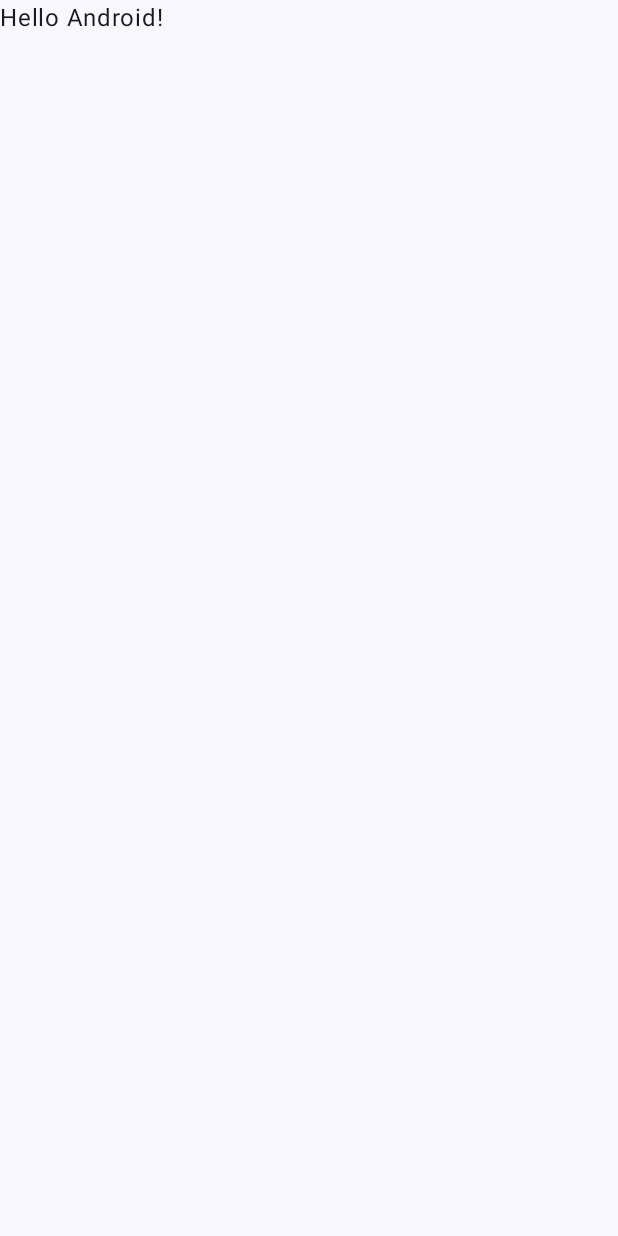
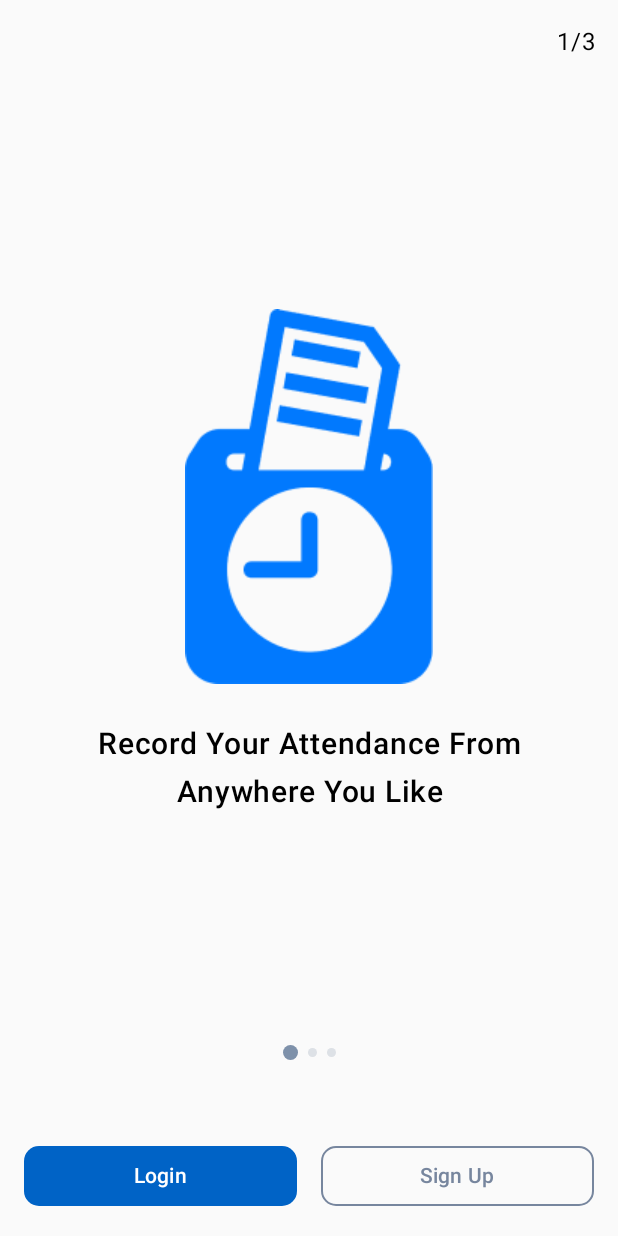
Before and after one commit to verindrarizya/AttendanceFirebase, an Android app built with Jetpack Compose: the screen it shows after launch (MainActivity), on a phone screen of 412 x 824 dp. Before the commit the screen is almost empty. Run offline under Robolectric (Android 15) with nearby library versions, the phone set to English and light mode, and no system bars.

Commit message:
On Boarding Screen Implementation

```diff
--- a/app/build.gradle
+++ b/app/build.gradle
@@ -49,8 +49,7 @@ android {
 dependencies {
 
     implementation platform('org.jetbrains.kotlin:kotlin-bom:1.8.0')
-    implementation platform('androidx.compose:compose-bom:2022.10.00')
-
+    implementation platform('androidx.compose:compose-bom:2023.06.01')
 
     implementation 'androidx.core:core-ktx:1.10.1'
 
@@ -65,6 +64,9 @@ dependencies {
     // SplashScreen API
     implementation "androidx.core:core-splashscreen:1.0.1"
 
+    // Navigation Component
+    implementation "androidx.navigation:navigation-compose:2.6.0"
+
     testImplementation 'junit:junit:4.13.2'
 
     androidTestImplementation 'androidx.test.ext:junit:1.1.5'
--- a/app/src/main/java/com/verindrarizya/attendancefirebase/MainActivity.kt
+++ b/app/src/main/java/com/verindrarizya/attendancefirebase/MainActivity.kt
@@ -3,14 +3,8 @@ package com.verindrarizya.attendancefirebase
 import android.os.Bundle
 import androidx.activity.ComponentActivity
 import androidx.activity.compose.setContent
-import androidx.compose.foundation.layout.fillMaxSize
-import androidx.compose.material3.MaterialTheme
-import androidx.compose.material3.Surface
-import androidx.compose.material3.Text
-import androidx.compose.runtime.Composable
-import androidx.compose.ui.Modifier
-import androidx.compose.ui.tooling.preview.Preview
 import androidx.core.splashscreen.SplashScreen.Companion.installSplashScreen
+import com.verindrarizya.attendancefirebase.ui.screens.AttendanceFirebaseScreen
 import com.verindrarizya.attendancefirebase.ui.theme.AttendanceFirebaseTheme
 
 class MainActivity : ComponentActivity() {
@@ -19,30 +13,8 @@ class MainActivity : ComponentActivity() {
         super.onCreate(savedInstanceState)
         setContent {
             AttendanceFirebaseTheme {
-                // A surface container using the 'background' color from the theme
-                Surface(
-                    modifier = Modifier.fillMaxSize(),
-                    color = MaterialTheme.colorScheme.background
-                ) {
-                    Greeting("Android")
-                }
+                AttendanceFirebaseScreen()
             }
         }
     }
 }
-
-@Composable
-fun Greeting(name: String, modifier: Modifier = Modifier) {
-    Text(
-        text = "Hello $name!",
-        modifier = modifier
-    )
-}
-
-@Preview(showBackground = true)
-@Composable
-fun GreetingPreview() {
-    AttendanceFirebaseTheme {
-        Greeting("Android")
-    }
-}
--- /dev/null
+++ b/app/src/main/java/com/verindrarizya/attendancefirebase/ui/screens/AttendanceFirebaseScreen.kt
@@ -0,0 +1,29 @@
+package com.verindrarizya.attendancefirebase.ui.screens
+
+import androidx.compose.runtime.Composable
+import androidx.compose.ui.Modifier
+import androidx.navigation.NavHostController
+import androidx.navigation.compose.NavHost
+import androidx.navigation.compose.composable
+import androidx.navigation.compose.rememberNavController
+import com.verindrarizya.attendancefirebase.ui.screens.onboarding.OnBoardingDestination
+import com.verindrarizya.attendancefirebase.ui.screens.onboarding.OnBoardingScreen
+
+@Composable
+fun AttendanceFirebaseScreen(
+    modifier: Modifier = Modifier,
+    navController: NavHostController = rememberNavController()
+) {
+    NavHost(
+        modifier = modifier,
+        navController = navController,
+        startDestination = OnBoardingDestination.routeName
+    ) {
+        composable(OnBoardingDestination.routeName) {
+            OnBoardingScreen(
+                onButtonSignUpClicked = {},
+                onButtonLoginClicked = {}
+            )
+        }
+    }
+}
--- /dev/null
+++ b/app/src/main/java/com/verindrarizya/attendancefirebase/ui/screens/Destination.kt
@@ -0,0 +1,5 @@
+package com.verindrarizya.attendancefirebase.ui.screens
+
+interface Destination {
+    val routeName: String
+}
--- /dev/null
+++ b/app/src/main/java/com/verindrarizya/attendancefirebase/ui/screens/onboarding/OnBoardingPagerItemContent.kt
@@ -0,0 +1,25 @@
+package com.verindrarizya.attendancefirebase.ui.screens.onboarding
+
+import androidx.annotation.DrawableRes
+import androidx.annotation.StringRes
+import com.verindrarizya.attendancefirebase.R
+
+data class OnBoardingPagerItemContent(
+    @DrawableRes val drawableRes: Int,
+    @StringRes val descriptionRes: Int
+)
+
+val onBoardingPagerItemContentContents: List<OnBoardingPagerItemContent> = listOf(
+    OnBoardingPagerItemContent(
+        R.drawable.ic_time_attendance,
+        R.string.onboarding_record_attendance_message
+    ),
+    OnBoardingPagerItemContent(
+        R.drawable.ic_attendance_history,
+        R.string.onboarding_attendance_history_message
+    ),
+    OnBoardingPagerItemContent(
+        R.drawable.ic_office,
+        R.string.onboarding_available_office_message
+    )
+)
--- /dev/null
+++ b/app/src/main/java/com/verindrarizya/attendancefirebase/ui/screens/onboarding/OnBoardingScreen.kt
@@ -0,0 +1,226 @@
+@file:OptIn(ExperimentalFoundationApi::class)
+
+package com.verindrarizya.attendancefirebase.ui.screens.onboarding
+
+import androidx.compose.foundation.BorderStroke
+import androidx.compose.foundation.ExperimentalFoundationApi
+import androidx.compose.foundation.Image
+import androidx.compose.foundation.background
+import androidx.compose.foundation.layout.Arrangement
+import androidx.compose.foundation.layout.Box
+import androidx.compose.foundation.layout.Column
+import androidx.compose.foundation.layout.PaddingValues
+import androidx.compose.foundation.layout.Row
+import androidx.compose.foundation.layout.Spacer
+import androidx.compose.foundation.layout.fillMaxHeight
+import androidx.compose.foundation.layout.fillMaxSize
+import androidx.compose.foundation.layout.fillMaxWidth
+import androidx.compose.foundation.layout.height
+import androidx.compose.foundation.layout.padding
+import androidx.compose.foundation.layout.size
+import androidx.compose.foundation.layout.width
+import androidx.compose.foundation.pager.HorizontalPager
+import androidx.compose.foundation.pager.PagerState
+import androidx.compose.foundation.pager.rememberPagerState
+import androidx.compose.foundation.shape.CircleShape
+import androidx.compose.foundation.shape.RoundedCornerShape
+import androidx.compose.material3.Button
+import androidx.compose.material3.ButtonDefaults
+import androidx.compose.material3.OutlinedButton
+import androidx.compose.material3.Text
+import androidx.compose.runtime.Composable
+import androidx.compose.runtime.remember
+import androidx.compose.ui.Alignment
+import androidx.compose.ui.Modifier
+import androidx.compose.ui.draw.clip
+import androidx.compose.ui.graphics.Color
+import androidx.compose.ui.layout.ContentScale
+import androidx.compose.ui.res.painterResource
+import androidx.compose.ui.res.stringResource
+import androidx.compose.ui.text.font.FontWeight
+import androidx.compose.ui.text.style.TextAlign
+import androidx.compose.ui.tooling.preview.Preview
+import androidx.compose.ui.unit.Dp
+import androidx.compose.ui.unit.dp
+import androidx.compose.ui.unit.sp
+import com.verindrarizya.attendancefirebase.R
+import com.verindrarizya.attendancefirebase.ui.screens.Destination
+import com.verindrarizya.attendancefirebase.ui.theme.AttendanceFirebaseTheme
+import com.verindrarizya.attendancefirebase.ui.theme.ButtonBgBlue
+import com.verindrarizya.attendancefirebase.ui.theme.ButtonTextGray
+import com.verindrarizya.attendancefirebase.ui.theme.PagerIndicatorActive
+import com.verindrarizya.attendancefirebase.ui.theme.PagerIndicatorInactive
+
+object OnBoardingDestination : Destination {
+    override val routeName: String = "OnBoardingDestination"
+}
+
+@OptIn(ExperimentalFoundationApi::class)
+@Composable
+fun OnBoardingScreen(
+    modifier: Modifier = Modifier,
+    onButtonLoginClicked: () -> Unit,
+    onButtonSignUpClicked: () -> Unit
+) {
+    val pageCount = remember { onBoardingPagerItemContentContents.size }
+    val pagerState = rememberPagerState()
+
+    Column(
+        modifier = modifier
+            .fillMaxSize()
+    ) {
+        Spacer(Modifier.height(16.dp))
+        Text(
+            modifier = Modifier
+                .align(Alignment.End)
+                .padding(horizontal = 16.dp),
+            text = "${pagerState.currentPage + 1}/$pageCount",
+            textAlign = TextAlign.End,
+        )
+        Spacer(Modifier.height(16.dp))
+        HorizontalPager(
+            modifier = Modifier
+                .weight(1f),
+            contentPadding = PaddingValues(
+                horizontal = 24.dp,
+            ),
+            pageSpacing = 24.dp,
+            pageCount = pageCount,
+            state = pagerState
+        ) { pageNumber: Int ->
+            OnBoardingPagerItem(
+                modifier = Modifier.fillMaxHeight(),
+                onBoardingPagerItemContent = onBoardingPagerItemContentContents[pageNumber]
+            )
+        }
+        PagerIndicator(
+            pageCount = pageCount,
+            pagerState = pagerState,
+        )
+        Spacer(Modifier.height(50.dp))
+        BottomAuthButton(
+            modifier = Modifier.padding(horizontal = 16.dp),
+            onButtonSignUpClicked = onButtonSignUpClicked,
+            onButtonLoginClicked = onButtonLoginClicked
+        )
+        Spacer(Modifier.height(16.dp))
+    }
+}
+
+@Composable
+fun OnBoardingPagerItem(
+    modifier: Modifier = Modifier,
+    onBoardingPagerItemContent: OnBoardingPagerItemContent
+) {
+    Column(
+        modifier = modifier.fillMaxWidth(),
+        horizontalAlignment = Alignment.CenterHorizontally,
+        verticalArrangement = Arrangement.Center
+    ) {
+        Image(
+            modifier = Modifier
+                .height(250.dp),
+            painter = painterResource(onBoardingPagerItemContent.drawableRes),
+            contentDescription = null,
+            contentScale = ContentScale.FillHeight
+        )
+        Spacer(Modifier.height(24.dp))
+        Text(
+            text = stringResource(onBoardingPagerItemContent.descriptionRes),
+            fontSize = 20.sp,
+            textAlign = TextAlign.Center,
+            lineHeight = 32.sp,
+            fontWeight = FontWeight.SemiBold
+        )
+    }
+}
+
+@OptIn(ExperimentalFoundationApi::class)
+@Composable
+fun PagerIndicator(
+    modifier: Modifier = Modifier,
+    pageCount: Int,
+    pagerState: PagerState
+) {
+    Row(
+        modifier = modifier
+            .fillMaxWidth(),
+        verticalAlignment = Alignment.CenterVertically,
+        horizontalArrangement = Arrangement.Center
+    ) {
+        repeat(pageCount) { iteration: Int ->
+            PagerIndicatorItem(isSelected = pagerState.currentPage == iteration)
+        }
+    }
+}
+
+@Composable
+fun PagerIndicatorItem(
+    modifier: Modifier = Modifier,
+    isSelected: Boolean,
+    color: Color = if (isSelected) PagerIndicatorActive else PagerIndicatorInactive,
+    size: Dp = if (isSelected) 10.dp else 6.dp
+) {
+    Box(
+        modifier = modifier
+            .padding(3.dp)
+            .clip(CircleShape)
+            .background(color)
+            .size(size)
+    )
+}
+
+@Composable
+fun BottomAuthButton(
+    modifier: Modifier = Modifier,
+    onButtonLoginClicked: () -> Unit,
+    onButtonSignUpClicked: () -> Unit
+) {
+    Row(
+        modifier = modifier
+            .fillMaxWidth()
+    ) {
+        Button(
+            modifier = Modifier
+                .weight(1f),
+            onClick = onButtonLoginClicked,
+            shape = RoundedCornerShape(10.dp),
+            colors = ButtonDefaults.buttonColors(
+                containerColor = ButtonBgBlue,
+            )
+        ) {
+            Text(
+                text = stringResource(id = R.string.login),
+            )
+        }
+        Spacer(Modifier.width(16.dp))
+        OutlinedButton(
+            modifier = Modifier
+                .weight(1f),
+            onClick = onButtonSignUpClicked,
+            shape = RoundedCornerShape(10.dp),
+            colors = ButtonDefaults.outlinedButtonColors(
+                contentColor = ButtonTextGray,
+            ),
+            border = BorderStroke(
+                width = 1.dp,
+                color = ButtonTextGray
+            )
+        ) {
+            Text(
+                text = stringResource(id = R.string.sign_up)
+            )
+        }
+    }
+}
+
+@Preview(showBackground = true)
+@Composable
+fun OnBoardingScreenPreview() {
+    AttendanceFirebaseTheme {
+        OnBoardingScreen(
+            onButtonLoginClicked = {},
+            onButtonSignUpClicked = {}
+        )
+    }
+}
--- /dev/null
+++ b/app/src/main/java/com/verindrarizya/attendancefirebase/ui/screens/onboarding/OnBoardingViewModel.kt
@@ -0,0 +1,4 @@
+package com.verindrarizya.attendancefirebase.ui.screens.onboarding
+
+class OnBoardingViewModel {
+}
--- a/app/src/main/java/com/verindrarizya/attendancefirebase/ui/theme/Color.kt
+++ b/app/src/main/java/com/verindrarizya/attendancefirebase/ui/theme/Color.kt
@@ -2,10 +2,15 @@ package com.verindrarizya.attendancefirebase.ui.theme
 
 import androidx.compose.ui.graphics.Color
 
-val Purple80 = Color(0xFFD0BCFF)
-val PurpleGrey80 = Color(0xFFCCC2DC)
-val Pink80 = Color(0xFFEFB8C8)
-
 val Purple40 = Color(0xFF6650a4)
 val PurpleGrey40 = Color(0xFF625b71)
 val Pink40 = Color(0xFF7D5260)
+
+val ButtonBgBlue = Color(0xFF0063C6)
+val ButtonBgYellow = Color(0xFFFFC33A)
+
+val ButtonTextGray = Color(0xFF77869E)
+val ButtonTextDarkBlueGrayish = Color(0xFF414B5A)
+
+val PagerIndicatorActive = Color(0xFF7E91AA)
+val PagerIndicatorInactive = Color(0xFFDDE1E6)
--- a/app/src/main/java/com/verindrarizya/attendancefirebase/ui/theme/Theme.kt
+++ b/app/src/main/java/com/verindrarizya/attendancefirebase/ui/theme/Theme.kt
@@ -1,25 +1,8 @@
 package com.verindrarizya.attendancefirebase.ui.theme
 
-import android.app.Activity
-import android.os.Build
-import androidx.compose.foundation.isSystemInDarkTheme
 import androidx.compose.material3.MaterialTheme
-import androidx.compose.material3.darkColorScheme
-import androidx.compose.material3.dynamicDarkColorScheme
-import androidx.compose.material3.dynamicLightColorScheme
 import androidx.compose.material3.lightColorScheme
 import androidx.compose.runtime.Composable
-import androidx.compose.runtime.SideEffect
-import androidx.compose.ui.graphics.toArgb
-import androidx.compose.ui.platform.LocalContext
-import androidx.compose.ui.platform.LocalView
-import androidx.core.view.WindowCompat
-
-private val DarkColorScheme = darkColorScheme(
-    primary = Purple80,
-    secondary = PurpleGrey80,
-    tertiary = Pink80
-)
 
 private val LightColorScheme = lightColorScheme(
     primary = Purple40,
@@ -39,31 +22,11 @@ private val LightColorScheme = lightColorScheme(
 
 @Composable
 fun AttendanceFirebaseTheme(
-    darkTheme: Boolean = isSystemInDarkTheme(),
-    // Dynamic color is available on Android 12+
-    dynamicColor: Boolean = true,
     content: @Composable () -> Unit
 ) {
-    val colorScheme = when {
-        dynamicColor && Build.VERSION.SDK_INT >= Build.VERSION_CODES.S -> {
-            val context = LocalContext.current
-            if (darkTheme) dynamicDarkColorScheme(context) else dynamicLightColorScheme(context)
-        }
-
-        darkTheme -> DarkColorScheme
-        else -> LightColorScheme
-    }
-    val view = LocalView.current
-    if (!view.isInEditMode) {
-        SideEffect {
-            val window = (view.context as Activity).window
-            window.statusBarColor = colorScheme.primary.toArgb()
-            WindowCompat.getInsetsController(window, view).isAppearanceLightStatusBars = darkTheme
-        }
-    }
 
     MaterialTheme(
-        colorScheme = colorScheme,
+        colorScheme = LightColorScheme,
         typography = Typography,
         content = content
     )
--- a/app/src/main/res/mipmap-anydpi-v26/ic_launcher.xml
+++ b/app/src/main/res/mipmap-anydpi-v26/ic_launcher.xml
@@ -1,5 +1,5 @@
 <?xml version="1.0" encoding="utf-8"?>
 <adaptive-icon xmlns:android="http://schemas.android.com/apk/res/android">
-    <background android:drawable="@color/ic_launcher_background"/>
-    <foreground android:drawable="@mipmap/ic_launcher_foreground"/>
+    <background android:drawable="@color/ic_launcher_background" />
+    <foreground android:drawable="@mipmap/ic_launcher_foreground" />
 </adaptive-icon>
--- a/app/src/main/res/mipmap-anydpi-v26/ic_launcher_round.xml
+++ b/app/src/main/res/mipmap-anydpi-v26/ic_launcher_round.xml
@@ -1,5 +1,5 @@
 <?xml version="1.0" encoding="utf-8"?>
 <adaptive-icon xmlns:android="http://schemas.android.com/apk/res/android">
-    <background android:drawable="@color/ic_launcher_background"/>
-    <foreground android:drawable="@mipmap/ic_launcher_foreground"/>
+    <background android:drawable="@color/ic_launcher_background" />
+    <foreground android:drawable="@mipmap/ic_launcher_foreground" />
 </adaptive-icon>
--- a/app/src/main/res/values/strings.xml
+++ b/app/src/main/res/values/strings.xml
@@ -1,3 +1,8 @@
 <resources>
     <string name="app_name">Attendance Firebase</string>
+    <string name="onboarding_record_attendance_message">Record Your Attendance From Anywhere You Like</string>
+    <string name="onboarding_attendance_history_message">Keeping Track Of Attendance Records Is Easier Than Ever</string>
+    <string name="onboarding_available_office_message">Discover Selection Of Available Office</string>
+    <string name="login">Login</string>
+    <string name="sign_up">Sign Up</string>
 </resources>
--- a/app/src/main/res/values/themes.xml
+++ b/app/src/main/res/values/themes.xml
@@ -3,7 +3,7 @@
 
     <style name="Theme.AttendanceFirebase" parent="android:Theme.Material.Light.NoActionBar" />
 
-    <style name="Theme.AttendanceFirebase.Starting" parent="Theme.SplashScreen" >
+    <style name="Theme.AttendanceFirebase.Starting" parent="Theme.SplashScreen">
 
         <item name="windowSplashScreenAnimatedIcon">@drawable/ic_splash_screen</item>
 
```
Also changed, not shown: app/src/main/res/drawable/ic_attendance_history.png (added), app/src/main/res/drawable/ic_office.png (added), app/src/main/res/drawable/ic_time_attendance.png (added), 2 other files.
